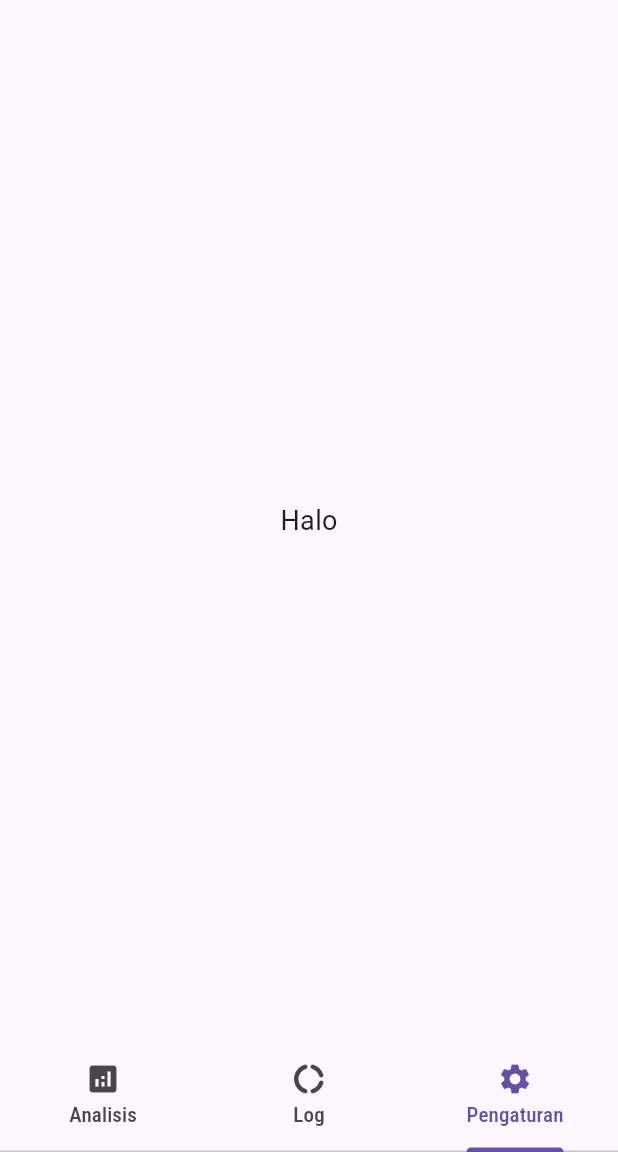
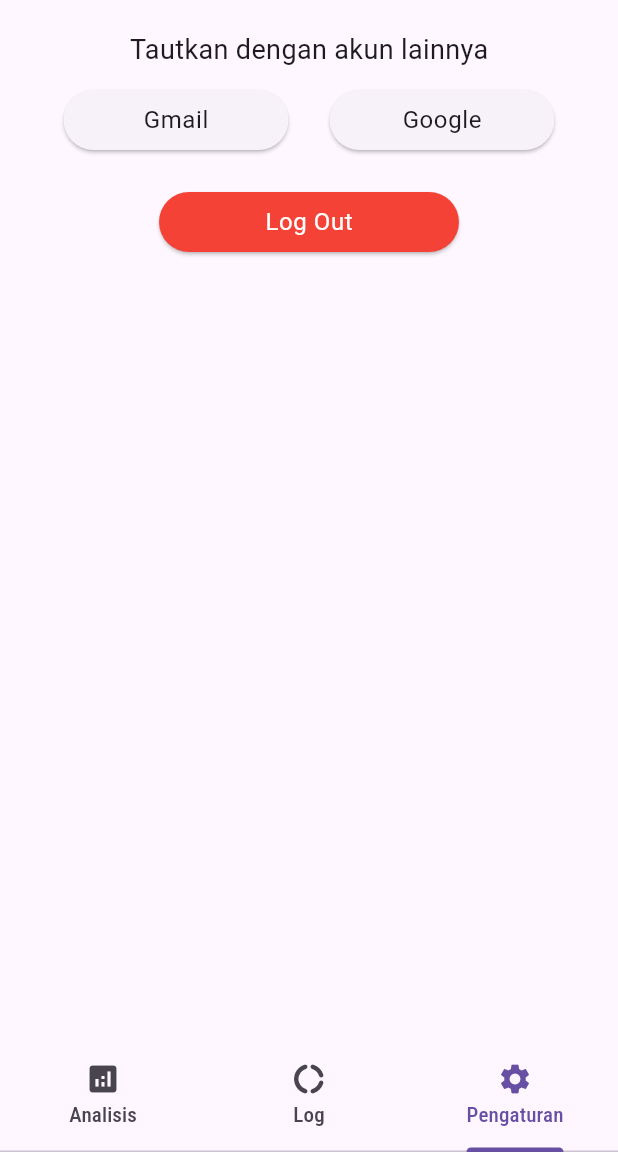
Before and after one commit to michazel/flows, a Flutter app: the screen it shows after launch, item 3 of the bottom bar chosen, on a phone screen of 412 x 824 dp, the part 84-1236 px from its top. Run offline on Flutter 3.47's test engine with Material 3 defaults, Android fonts, the light colour scheme and no system bars; our stand-ins replace bloc, firebase_auth, firebase_core, flutter_bloc, google_fonts, google_sign_in; accounts and stored records are empty.

Commit message:
Setting page

```diff
--- a/lib/mainPage/main_page.dart
+++ b/lib/mainPage/main_page.dart
@@ -1,5 +1,6 @@
 import 'package:flows/mainPage/analisis_page.dart';
 import 'package:flows/mainPage/log_page.dart';
+import 'package:flows/mainPage/setting_page.dart';
 import 'package:flutter/material.dart';
 
 class MainPage extends StatelessWidget {
@@ -34,9 +35,7 @@ class MainPage extends StatelessWidget {
           children: <Widget>[
             AnalisisPage(),
             LogPage(),
-            Center(
-              child: Text("Halo")
-            ),
+            SettingPage()
           ]
         )
       ),
--- a/lib/mainPage/setting_page.dart
+++ b/lib/mainPage/setting_page.dart
@@ -0,0 +1,69 @@
+import 'package:flutter/material.dart';
+
+class SettingPage extends StatelessWidget {
+  const SettingPage({super.key});
+
+  @override
+  Widget build(BuildContext context) {
+    return Padding(
+      padding: const EdgeInsets.only(left: 15, right: 15, top: 20),
+      child: Column(
+        children: <Widget> [
+          Text(
+            "Tautkan dengan akun lainnya",
+            style: Theme.of(context).textTheme.bodyMedium,
+          ),
+          const SizedBox(
+            height: 10,
+          ),
+          Row(
+            mainAxisAlignment: MainAxisAlignment.center,
+            children: <Widget>[
+              const Spacer(flex: 1),
+              SizedBox(
+                width: 150,
+                child: ElevatedButton(
+                  onPressed: () {},
+                  child: Text(
+                    "Gmail",
+                    style: Theme.of(context).textTheme.bodySmall
+                  )
+                )
+              ),
+              const Spacer(flex: 1),
+              SizedBox(
+                width: 150,
+                child: ElevatedButton(
+                  onPressed: () {},
+                  child: Text(
+                    "Google",
+                    style: Theme.of(context).textTheme.bodySmall
+                  )
+                )
+              ),
+              const Spacer(flex: 1),
+            ]
+          ),
+          const SizedBox(
+            height: 20,
+          ),
+          SizedBox(
+            width: 200,
+            child: ElevatedButton(
+              style: ElevatedButton.styleFrom(
+                backgroundColor: Colors.red
+              ),
+              onPressed: () {},
+              child: Text(
+                "Log Out",
+                style: Theme.of(context).textTheme.bodySmall!.copyWith(
+                  color: Colors.white
+                ),
+              )
+            ),
+          )
+        ]
+      )
+    );
+  }
+}
```
